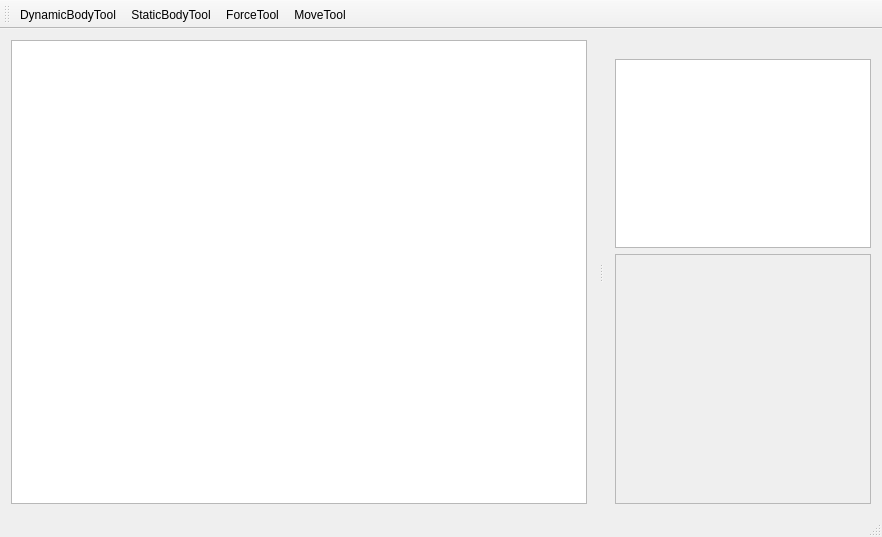
The window that NewtonCore/mainwindow.ui (jarednielson/NewtonEZ) describes before a commit, drawn with Qt 5.
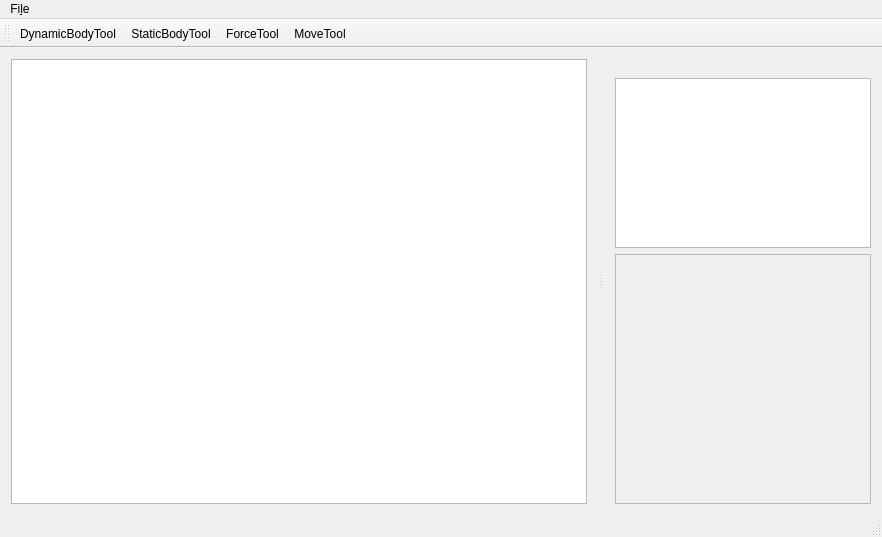
The same window after the commit. Custom widgets are drawn as their Qt base class.

Commit message: Add method to set input box values and enable them or not Also add placehoder menu button to open problem

```diff
--- a/NewtonCore/mainwindow.ui
+++ b/NewtonCore/mainwindow.ui
@@ -48,6 +48,13 @@
      <height>30</height>
     </rect>
    </property>
+   <widget class="QMenu" name="menuFile">
+    <property name="title">
+     <string>Fi&amp;le</string>
+    </property>
+    <addaction name="actionOpen_Problem"/>
+   </widget>
+   <addaction name="menuFile"/>
   </widget>
   <widget class="QToolBar" name="mainToolBar">
    <attribute name="toolBarArea">
```
Left out of the diff: 7 changed lines with no effect on the pictures. The commit also changes 2 other files.
